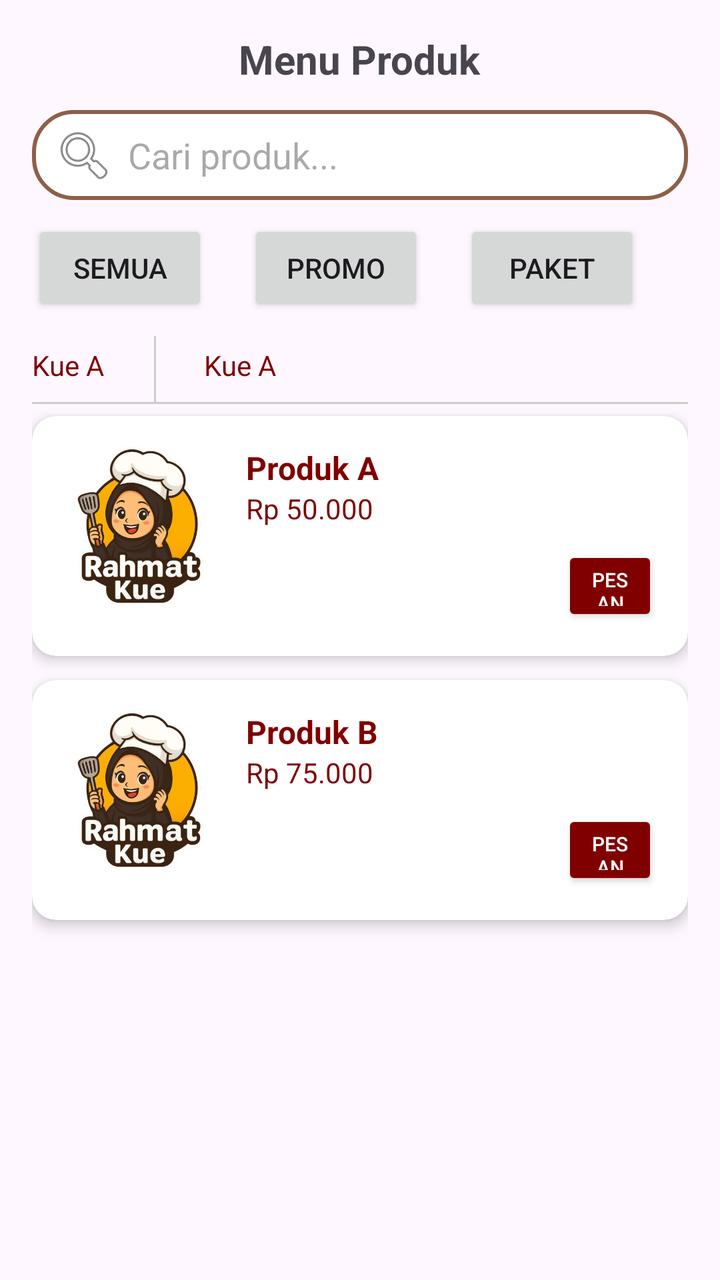
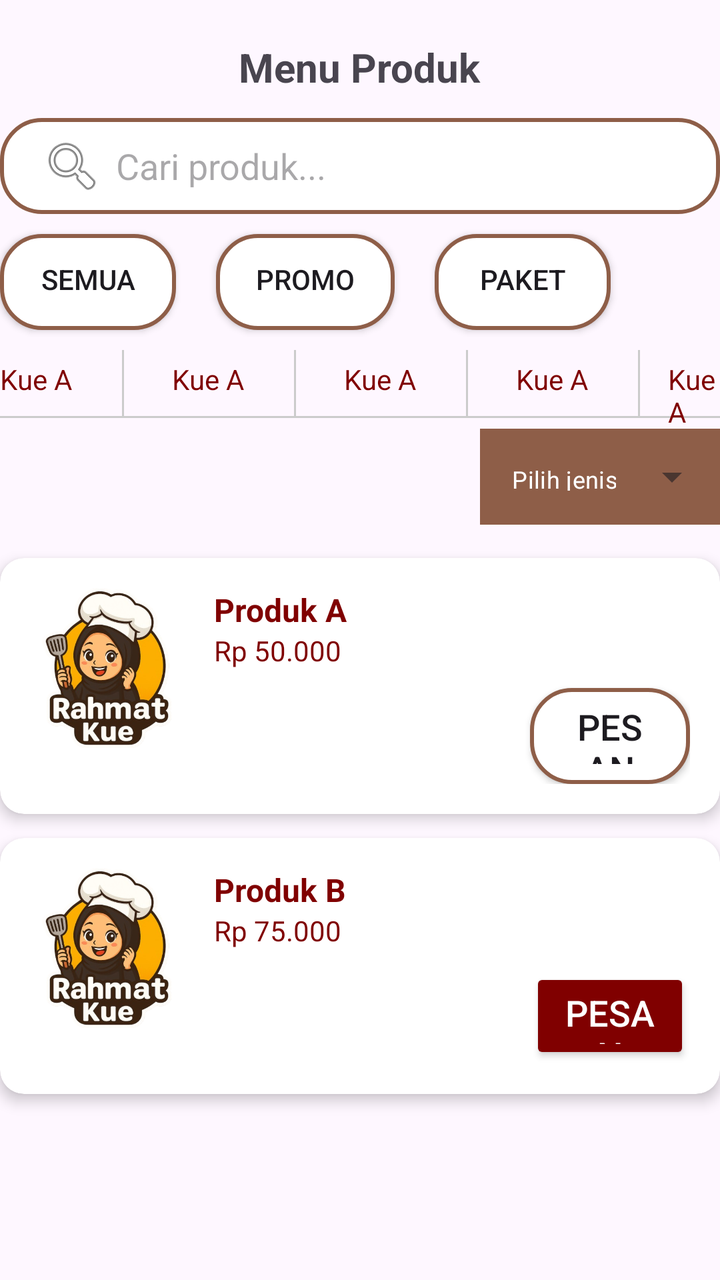

Compare the two renders of this Android layout. The source of the first and the diff that turns it into the second are given below.
<!-- AndroidManifest.xml: application theme Theme.RahmatBakery -->
<!-- res/layout/fragment_menu.xml -->
<?xml version="1.0" encoding="utf-8"?>
<RelativeLayout xmlns:android="http://schemas.android.com/apk/res/android"
    xmlns:app="http://schemas.android.com/apk/res-auto"
    xmlns:tools="http://schemas.android.com/tools"
    android:layout_width="match_parent"
    android:layout_height="match_parent"
    tools:context=".MenuFragment"
    android:padding="16dp">

    
    <TextView
        android:id="@+id/tvTitle"
        android:layout_width="wrap_content"
        android:layout_height="wrap_content"
        android:text="Menu Produk"
        android:textSize="20sp"
        android:textStyle="bold"
        android:layout_centerHorizontal="true" />

    
    <EditText
        android:id="@+id/SearchBar"
        android:layout_width="match_parent"
        android:layout_height="45dp"
        android:layout_below="@id/tvTitle"
        android:layout_marginTop="12dp"
        android:paddingStart="10dp"
        android:hint="Cari produk..."
        android:drawableStart="@android:drawable/ic_menu_search"
        android:drawablePadding="6dp"
        android:background ="@drawable/input_rounded"/>

    <LinearLayout
        android:layout_width="wrap_content"
        android:layout_height="wrap_content"
        android:orientation="horizontal">

    </LinearLayout>

    <Button
        android:id="@+id/btnAll"
        android:layout_width="wrap_content"
        android:layout_height="wrap_content"
        android:layout_below="@id/SearchBar"
        android:text="Semua"
        android:layout_marginTop="10dp"/>

    <Button
        android:id="@+id/btnPromo"
        android:layout_width="wrap_content"
        android:layout_height="wrap_content"
        android:layout_below="@id/SearchBar"
        android:text="Promo"
        android:layout_toRightOf="@id/btnAll"
        android:layout_marginStart="20dp"
        android:layout_marginTop="10dp"/>

    <Button
        android:id="@+id/btnMinuman"
        android:layout_width="wrap_content"
        android:layout_height="wrap_content"
        android:layout_below="@id/SearchBar"
        android:text="Paket"
        android:layout_toRightOf="@id/btnPromo"
        android:layout_marginStart="20dp"
        android:layout_marginTop="10dp"/>

    <View
        android:id="@+id/divider1"
        android:layout_width="match_parent"
        android:layout_height="1dp"
        android:layout_below="@id/subkategori1"
        android:layout_marginTop="9dp"
        android:background="#CCCCCC" />

    <TextView
        android:id="@+id/subkategori1"
        android:layout_width="wrap_content"
        android:layout_height="wrap_content"
        android:layout_below="@id/btnAll"
        android:layout_marginTop="15dp"
        android:text="Kue A"
        android:textColor="@color/maroon"/>

    <View
        android:layout_width="1dp"
        android:layout_height="34dp"
        android:layout_toRightOf="@id/subkategori1"
        android:background="#CCCCCC"
        android:layout_below="@id/btnAll"
        android:layout_marginTop="10dp"
        android:layout_marginStart="25dp" />

    <TextView
        android:layout_width="wrap_content"
        android:layout_height="wrap_content"
        android:layout_below="@id/btnAll"
        android:layout_marginTop="15dp"
        android:layout_toRightOf="@id/subkategori1"
        android:layout_marginStart="50dp"
        android:text="Kue A"
        android:textColor="@color/maroon"/>

    
    <androidx.cardview.widget.CardView
        android:id="@+id/cardProduct1"
        android:layout_width="match_parent"
        android:layout_height="wrap_content"
        android:layout_below="@id/btnAll"
        android:layout_marginTop="50dp"
        android:backgroundTint="@color/cardview_light_background"
        app:cardCornerRadius="12dp"
        app:cardElevation="4dp">

        <RelativeLayout
            android:layout_width="match_parent"
            android:layout_height="wrap_content"
            android:padding="15dp">

            <ImageView
                android:id="@+id/imgProduct1"
                android:layout_width="80dp"
                android:layout_height="80dp"
                android:src="@drawable/logo"
                android:scaleType="centerCrop" />

            <TextView
                android:id="@+id/tvProductName1"
                android:layout_width="wrap_content"
                android:layout_height="wrap_content"
                android:text="Produk A"
                android:textStyle="bold"
                android:textSize="16sp"
                android:textColor="@color/maroon"
                android:layout_toRightOf="@id/imgProduct1"
                android:layout_marginStart="12dp" />

            <Button
                android:layout_width="wrap_content"
                android:layout_height="40dp"
                android:layout_marginTop="50dp"
                android:layout_marginLeft="250dp"
                android:backgroundTint="@color/maroon"
                android:text="Pesan"
                android:textColor="@color/cardview_light_background"
                android:textAlignment="center"
                android:textSize="10dp">

            </Button>

            <TextView
                android:id="@+id/ProductPrice1"
                android:layout_width="wrap_content"
                android:layout_height="wrap_content"
                android:text="Rp 50.000"
                android:layout_below="@id/tvProductName1"
                android:layout_toRightOf="@id/imgProduct1"
                android:layout_marginStart="12dp"
                android:textColor="@color/maroon" />

        </RelativeLayout>
    </androidx.cardview.widget.CardView>

    
    <androidx.cardview.widget.CardView
        android:id="@+id/cardProduct2"
        android:layout_width="match_parent"
        android:layout_height="wrap_content"
        android:layout_below="@id/cardProduct1"
        android:layout_marginTop="12dp"
        android:backgroundTint="@color/cardview_light_background"
        app:cardCornerRadius="12dp"
        app:cardElevation="4dp">


        <RelativeLayout
            android:layout_width="match_parent"
            android:layout_height="wrap_content"
            android:padding="15dp">

            <ImageView
                android:id="@+id/imgProduct2"
                android:layout_width="80dp"
                android:layout_height="80dp"
                android:src="@drawable/logo"
                android:scaleType="centerCrop" />

            <TextView
                android:id="@+id/ProductName2"
                android:layout_width="wrap_content"
                android:layout_height="wrap_content"
                android:text="Produk B"
                android:textStyle="bold"
                android:textSize="16sp"
                android:textColor="@color/maroon"
                android:layout_toRightOf="@id/imgProduct2"
                android:layout_marginStart="12dp" />

            <TextView
                android:id="@+id/ProductPrice2"
                android:layout_width="wrap_content"
                android:layout_height="wrap_content"
                android:text="Rp 75.000"
                android:layout_below="@id/ProductName2"
                android:layout_toRightOf="@id/imgProduct2"
                android:layout_marginStart="12dp"
                android:textColor="@color/maroon" />

            <Button
                android:layout_width="wrap_content"
                android:layout_height="40dp"
                android:layout_marginTop="50dp"
                android:layout_marginLeft="250dp"
                android:backgroundTint="@color/maroon"
                android:text="Pesan"
                android:textColor="@color/cardview_light_background"
                android:textAlignment="center"
                android:textSize="10dp">

            </Button>


        </RelativeLayout>
    </androidx.cardview.widget.CardView>

</RelativeLayout>
<!-- resources referenced by this layout -->
<resources>
  <color name="maroon">#800000</color>
  <!-- drawable input_rounded (drawable) -->
  <?xml version="1.0" encoding="UTF-8"?>
  <shape xmlns:android="http://schemas.android.com/apk/res/android">
      <solid android:color="@color/white"/>
      <corners android:radius="20dp" />
      <padding android:left="20dp" android:top="10dp"
          android:right="20dp" android:bottom="10dp" />
      <stroke android:color="@color/primary" android:width="2dp" />
  </shape>
  <!-- drawable logo: png bitmap (drawable, 216810 bytes) -->
  <style name="Theme.RahmatBakery" parent="Base.Theme.RahmatBakery" />
  <color name="white">#FFFFFFFF</color>
  <color name="primary">#8E5E48</color>
  <style name="Base.Theme.RahmatBakery" parent="Theme.Material3.DayNight.NoActionBar">
          
           <item name="colorPrimary">@color/primary</item>
          <item name="colorOnPrimary">@color/background</item>
          <item name="colorSecondary">@color/primary</item>
          <item name="colorOnSecondary">@color/background</item>
  
      </style>
  <color name="background">#FFF6F3</color>
</resources>

<!-- the commit's change to res/layout/fragment_menu.xml (unified diff, before → after) -->
@@ -4,8 +4,8 @@
     xmlns:tools="http://schemas.android.com/tools"
     android:layout_width="match_parent"
     android:layout_height="match_parent"
-    tools:context=".MenuFragment"
-    android:padding="16dp">
+    tools:context=".MenuFragment">
+
 
     
     <TextView
@@ -13,6 +13,7 @@
         android:layout_width="wrap_content"
         android:layout_height="wrap_content"
         android:text="Menu Produk"
+        android:layout_marginTop="20dp"
         android:textSize="20sp"
         android:textStyle="bold"
         android:layout_centerHorizontal="true" />
@@ -21,10 +22,10 @@
     <EditText
         android:id="@+id/SearchBar"
         android:layout_width="match_parent"
-        android:layout_height="45dp"
+        android:layout_height="48dp"
         android:layout_below="@id/tvTitle"
         android:layout_marginTop="12dp"
-        android:paddingStart="10dp"
+        android:paddingStart="20dp"
         android:hint="Cari produk..."
         android:drawableStart="@android:drawable/ic_menu_search"
         android:drawablePadding="6dp"
@@ -43,6 +44,7 @@
         android:layout_height="wrap_content"
         android:layout_below="@id/SearchBar"
         android:text="Semua"
+        android:background="@drawable/button"
         android:layout_marginTop="10dp"/>
 
     <Button
@@ -51,16 +53,18 @@
         android:layout_height="wrap_content"
         android:layout_below="@id/SearchBar"
         android:text="Promo"
+        android:background="@drawable/button"
         android:layout_toRightOf="@id/btnAll"
         android:layout_marginStart="20dp"
         android:layout_marginTop="10dp"/>
 
     <Button
-        android:id="@+id/btnMinuman"
+        android:id="@+id/btnPaket"
         android:layout_width="wrap_content"
         android:layout_height="wrap_content"
         android:layout_below="@id/SearchBar"
         android:text="Paket"
+        android:background="@drawable/button"
         android:layout_toRightOf="@id/btnPromo"
         android:layout_marginStart="20dp"
         android:layout_marginTop="10dp"/>
@@ -92,6 +96,7 @@
         android:layout_marginStart="25dp" />
 
     <TextView
+        android:id="@+id/subkategori2"
         android:layout_width="wrap_content"
         android:layout_height="wrap_content"
         android:layout_below="@id/btnAll"
@@ -100,14 +105,93 @@
         android:layout_marginStart="50dp"
         android:text="Kue A"
         android:textColor="@color/maroon"/>
+
+    <View
+        android:layout_width="1dp"
+        android:layout_height="34dp"
+        android:layout_toRightOf="@id/subkategori2"
+        android:background="#CCCCCC"
+        android:layout_below="@id/btnAll"
+        android:layout_marginTop="10dp"
+        android:layout_marginStart="25dp" />
+
+    <TextView
+        android:id="@+id/subkategori3"
+        android:layout_width="wrap_content"
+        android:layout_height="wrap_content"
+        android:layout_below="@id/btnAll"
+        android:layout_marginTop="15dp"
+        android:layout_toRightOf="@id/subkategori2"
+        android:layout_marginStart="50dp"
+        android:text="Kue A"
+        android:textColor="@color/maroon"/>
+
+    <View
+        android:layout_width="1dp"
+        android:layout_height="34dp"
+        android:layout_toRightOf="@id/subkategori3"
+        android:background="#CCCCCC"
+        android:layout_below="@id/btnAll"
+        android:layout_marginTop="10dp"
+        android:layout_marginStart="25dp" />
+
+    <TextView
+        android:id="@+id/subkategori4"
+        android:layout_width="wrap_content"
+        android:layout_height="wrap_content"
+        android:layout_below="@id/btnAll"
+        android:layout_marginTop="15dp"
+        android:layout_toRightOf="@id/subkategori3"
+        android:layout_marginStart="50dp"
+        android:text="Kue A"
+        android:textColor="@color/maroon"/>
+
+    <View
+        android:layout_width="1dp"
+        android:layout_height="34dp"
+        android:layout_toRightOf="@id/subkategori4"
+        android:background="#CCCCCC"
+        android:layout_below="@id/btnAll"
+        android:layout_marginTop="10dp"
+        android:layout_marginStart="25dp" />
+
+    <TextView
+        android:id="@+id/subkategori5"
+        android:layout_width="wrap_content"
+        android:layout_height="wrap_content"
+        android:layout_below="@id/btnAll"
+        android:layout_marginTop="15dp"
+        android:layout_toRightOf="@id/subkategori4"
+        android:layout_marginStart="40dp"
+        android:text="Kue A"
+        android:textColor="@color/maroon"/>
+
+    <com.google.android.material.textfield.TextInputLayout
+        android:layout_width="120dp"
+        android:layout_height="wrap_content"
+        android:layout_below="@id/subkategori1"
+        android:layout_marginTop="10dp"
+        android:layout_alignEnd="@id/subkategori5"
+        style="@style/Widget.MaterialComponents.TextInputLayout.OutlinedBox.ExposedDropdownMenu">
+
+        <AutoCompleteTextView
+            android:id="@+id/dropdown"
+            android:layout_width="match_parent"
+            android:layout_height="48dp"
+            android:text="Pilih jenis Acara"
+            android:textSize="12sp"
+            android:textColor="@color/cardview_light_background"
+            android:background="@color/primary" />
+    </com.google.android.material.textfield.TextInputLayout>
+
 
     
     <androidx.cardview.widget.CardView
         android:id="@+id/cardProduct1"
         android:layout_width="match_parent"
         android:layout_height="wrap_content"
-        android:layout_below="@id/btnAll"
-        android:layout_marginTop="50dp"
+        android:layout_below="@id/subkategori1"
+        android:layout_marginTop="80dp"
         android:backgroundTint="@color/cardview_light_background"
         app:cardCornerRadius="12dp"
         app:cardElevation="4dp">
@@ -137,16 +221,13 @@
 
             <Button
                 android:layout_width="wrap_content"
-                android:layout_height="40dp"
+                android:layout_height="48dp"
                 android:layout_marginTop="50dp"
                 android:layout_marginLeft="250dp"
-                android:backgroundTint="@color/maroon"
+                android:background="@drawable/button"
                 android:text="Pesan"
-                android:textColor="@color/cardview_light_background"
                 android:textAlignment="center"
-                android:textSize="10dp">
-
-            </Button>
+                android:textSize="18dp"/>
 
             <TextView
                 android:id="@+id/ProductPrice1"
@@ -208,16 +289,14 @@
 
             <Button
                 android:layout_width="wrap_content"
-                android:layout_height="40dp"
+                android:layout_height="48dp"
                 android:layout_marginTop="50dp"
                 android:layout_marginLeft="250dp"
                 android:backgroundTint="@color/maroon"
                 android:text="Pesan"
                 android:textColor="@color/cardview_light_background"
                 android:textAlignment="center"
-                android:textSize="10dp">
-
-            </Button>
+                android:textSize="18dp"/>
 
 
         </RelativeLayout>
<!-- resource entries referenced after the edit -->
@@ -14,6 +14,15 @@
   <style name="Theme.RahmatBakery" parent="Base.Theme.RahmatBakery" />
   <color name="white">#FFFFFFFF</color>
   <color name="primary">#8E5E48</color>
+  <!-- drawable button (drawable) -->
+  <?xml version="1.0" encoding="utf-8"?>
+  <shape xmlns:android="http://schemas.android.com/apk/res/android">
+      <solid android:color="@color/white"/>
+      <corners android:radius= "20dp" />
+      <padding android:left="20dp" android:top="7dp"
+          android:right="20dp" android:bottom="10dp" />
+      <stroke android:color="@color/primary" android:width="2dp" />
+  </shape>
   <style name="Base.Theme.RahmatBakery" parent="Theme.Material3.DayNight.NoActionBar">
           
            <item name="colorPrimary">@color/primary</item>
